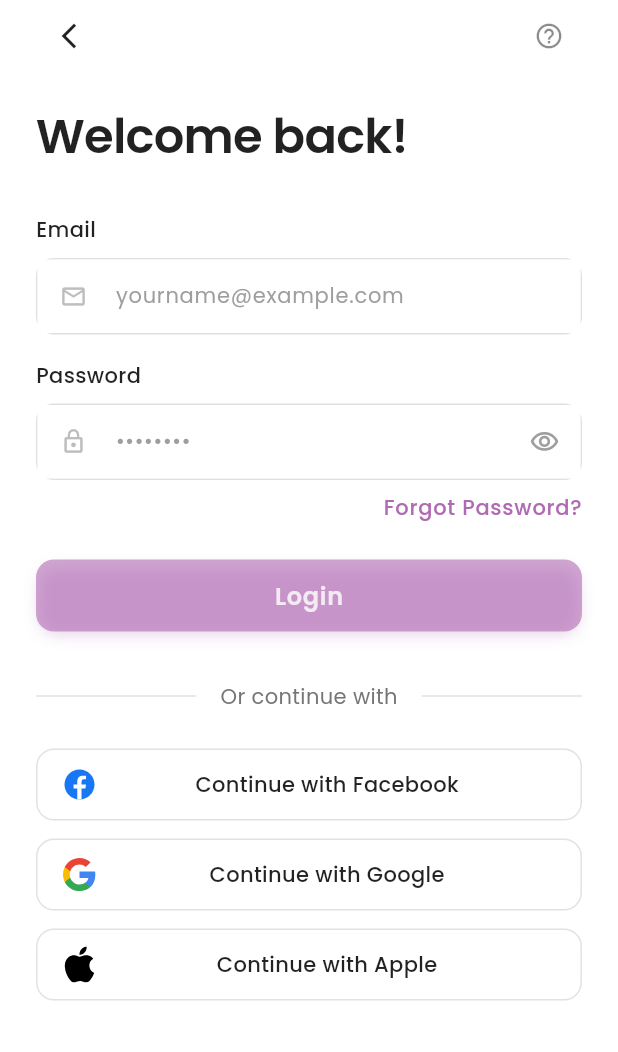
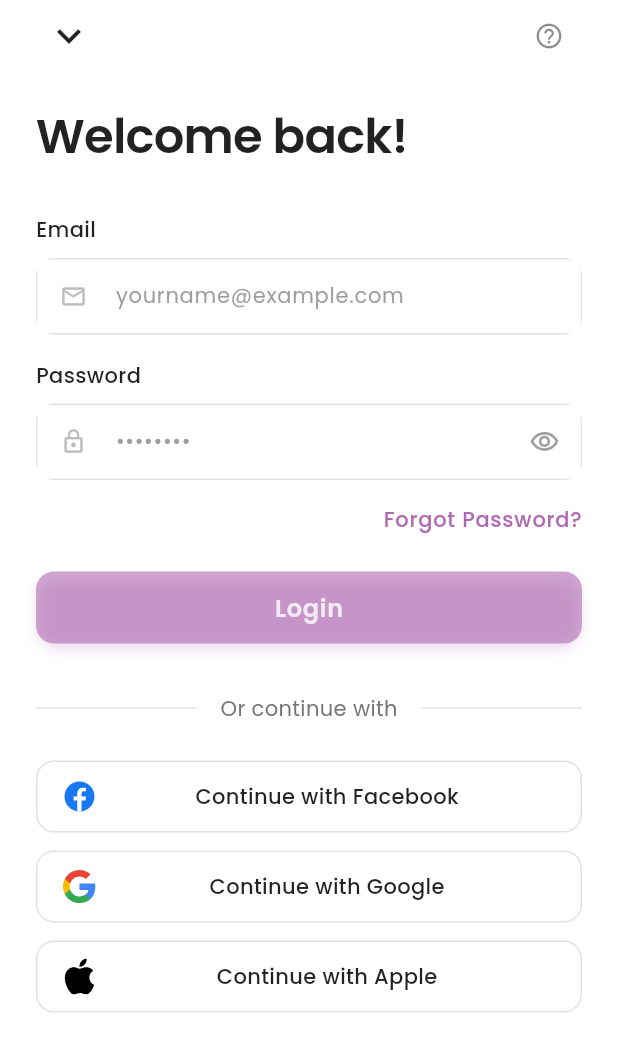
Before and after one commit to iinoshirozheng/CourtSnapp, a Flutter app: the screen it shows after launch, after a tap on "Book a Court", on a phone screen of 412 x 824 dp. Shown: the top 1052 px of the screen. Run offline on Flutter 3.47's test engine with Material 3 defaults, Android fonts, the phone set to English and light mode, and no system bars; our stand-ins replace bloc, equatable, flutter_bloc, flutter_svg, formz, freezed_annotation and 4 more.

Commit message:
login page 重新佈局

```diff
--- /dev/null
+++ b/project/lib/features/auth/domain/models/email.dart
@@ -0,0 +1,19 @@
+import 'package:formz/formz.dart';
+
+enum EmailValidationError { empty, invalid }
+
+class Email extends FormzInput<String, EmailValidationError> {
+  const Email.pure() : super.pure('');
+  const Email.dirty([super.value = '']) : super.dirty();
+
+  // Very simple email validation
+  static final emailRegExp = RegExp(r'^[^@]+@[^@]+\.[^@]+$');
+
+  @override
+  EmailValidationError? validator(String? value) {
+    if (value?.isEmpty ?? true) {
+      return EmailValidationError.empty;
+    }
+    return emailRegExp.hasMatch(value!) ? null : EmailValidationError.invalid;
+  }
+}
--- /dev/null
+++ b/project/lib/features/auth/domain/models/password.dart
@@ -0,0 +1,27 @@
+import 'package:formz/formz.dart';
+
+enum PasswordValidationError { empty, invalid }
+
+class Password extends FormzInput<String, PasswordValidationError> {
+  const Password.pure() : super.pure('');
+  const Password.dirty([super.value = '']) : super.dirty();
+
+  // Simple password validation
+  static final passwordRegExp = RegExp(r'^(?=.*[A-Z])(?=.*[0-9]).{8,20}$');
+
+  @override
+  PasswordValidationError? validator(String? value) {
+    if (value?.isEmpty ?? true) {
+      return PasswordValidationError.empty;
+    }
+    return passwordRegExp.hasMatch(value!)
+        ? null
+        : PasswordValidationError.invalid;
+  }
+
+  // Helper methods to check specific requirements
+  bool get hasUppercase => value.contains(RegExp(r'[A-Z]'));
+  bool get hasLetter => value.contains(RegExp(r'[a-zA-Z]'));
+  bool get hasNumber => value.contains(RegExp(r'[0-9]'));
+  bool get hasMinLength => value.length >= 8 && value.length <= 20;
+}
--- a/project/lib/features/auth/presentation/bloc/auth/auth_state.dart
+++ /dev/null
@@ -1,10 +0,0 @@
-part of 'auth_bloc.dart';
-
-@freezed
-class AuthState with _$AuthState {
-  const factory AuthState.initial() = Initial;
-  const factory AuthState.authenticated() = Authenticated;
-  const factory AuthState.unauthenticated() = Unauthenticated;
-  const factory AuthState.loading() = Loading;
-  const factory AuthState.error(String message) = Error;
-}
--- a/project/lib/features/auth/presentation/pages/login_page.dart
+++ b/project/lib/features/auth/presentation/pages/login_page.dart
@@ -210,9 +210,9 @@ class _LoginPageState extends State<LoginPage>
                                 height: 44, // 最小觸碰目標
                                 width: 44, // 最小觸碰目標
                                 child: Icon(
-                                  Icons.arrow_back_ios_new,
+                                  Icons.keyboard_arrow_down,
                                   color: Colors.black87,
-                                  size: 20,
+                                  size: 32,
                                 ),
                               ),
                             ),
@@ -373,35 +373,30 @@ class _LoginPageState extends State<LoginPage>
                                           width: double.infinity,
                                           child: Row(
                                             mainAxisAlignment:
-                                                MainAxisAlignment.spaceEvenly,
+                                                MainAxisAlignment.center,
                                             children: <Widget>[
-                                              Flexible(
-                                                child: _PasswordHint(
+                                              _PasswordHint(
                                                 text: 'uppercase',
                                                 isValid: hasUppercase,
-                                                  fontSize: screenWidth * 0.033,
+                                                fontSize: 12,
                                               ),
-                                              ),
-                                              Flexible(
-                                                child: _PasswordHint(
+                                              const SizedBox(width: 4),
+                                              _PasswordHint(
                                                 text: 'letter',
                                                 isValid: hasLetter,
-                                                  fontSize: screenWidth * 0.033,
+                                                fontSize: 12,
                                               ),
-                                              ),
-                                              Flexible(
-                                                child: _PasswordHint(
+                                              const SizedBox(width: 4),
+                                              _PasswordHint(
                                                 text: 'number',
                                                 isValid: hasNumber,
-                                                  fontSize: screenWidth * 0.033,
+                                                fontSize: 12,
                                               ),
-                                              ),
-                                              Flexible(
-                                                child: _PasswordHint(
+                                              const SizedBox(width: 4),
+                                              _PasswordHint(
                                                 text: '8~20 words',
                                                 isValid: hasMinLength,
-                                                  fontSize: screenWidth * 0.033,
-                                                ),
+                                                fontSize: 12,
                                               ),
                                             ],
                                           ),
@@ -414,7 +409,7 @@ class _LoginPageState extends State<LoginPage>
                                     alignment: Alignment.centerRight,
                                     child: Padding(
                                       padding: const EdgeInsets.only(
-                                        top: spacing2,
+                                        top: spacing4,
                                       ), // 8pt
                                       child: TextButton(
                                         onPressed: () {
--- a/project/pubspec.yaml
+++ b/project/pubspec.yaml
@@ -39,8 +39,8 @@ dependencies:
   provider: ^6.1.4
 
   # State management
-  flutter_bloc: ^8.1.4
-  equatable: ^2.0.5
+  flutter_bloc: ^9.1.0
+  equatable: ^2.0.7
 
   # Dependency injection
   get_it: ^7.6.7
@@ -55,6 +55,8 @@ dependencies:
 
   # Route management
   go_router: ^13.2.0
+  bloc: ^9.0.0
+  formz: ^0.8.0
 
 dev_dependencies:
   flutter_test:
```
Also changed, not shown: project/lib/features/auth/domain/models/login_form.dart (added, +29 -0 lines), project/lib/features/auth/presentation/bloc/auth/auth_bloc.dart (deleted, +0 -54 lines), project/lib/features/auth/presentation/bloc/auth/auth_event.dart (deleted, +0 -11 lines), project/lib/features/auth/presentation/bloc/login_bloc.dart (added, +160 -0 lines), project/lib/features/auth/presentation/bloc/login_event.dart (added, +46 -0 lines), project/lib/features/auth/presentation/bloc/login_state.dart (added, +49 -0 lines), project/lib/features/auth/presentation/pages/welcome_page_refactored.dart (deleted, +0 -245 lines), project/lib/core/di/injection.config.dart, project/lib/features/auth/presentation/bloc/auth/auth_bloc.freezed.dart (deleted), project/pubspec.lock. Lines whose indentation alone changed are shown as unchanged.
